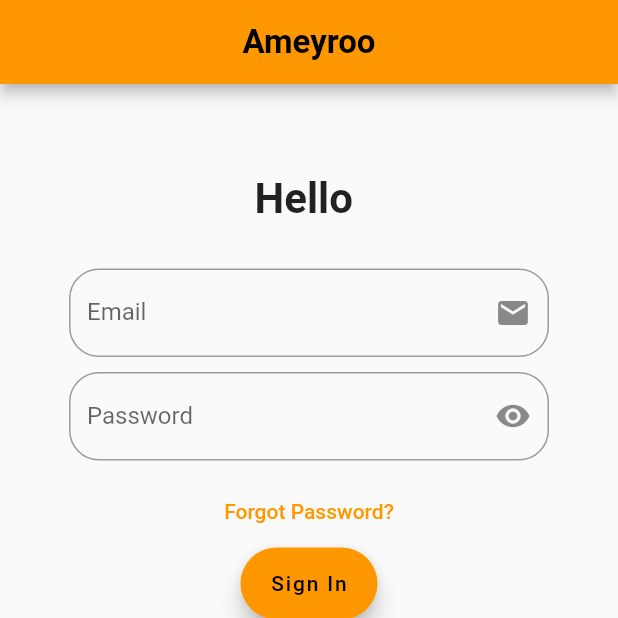
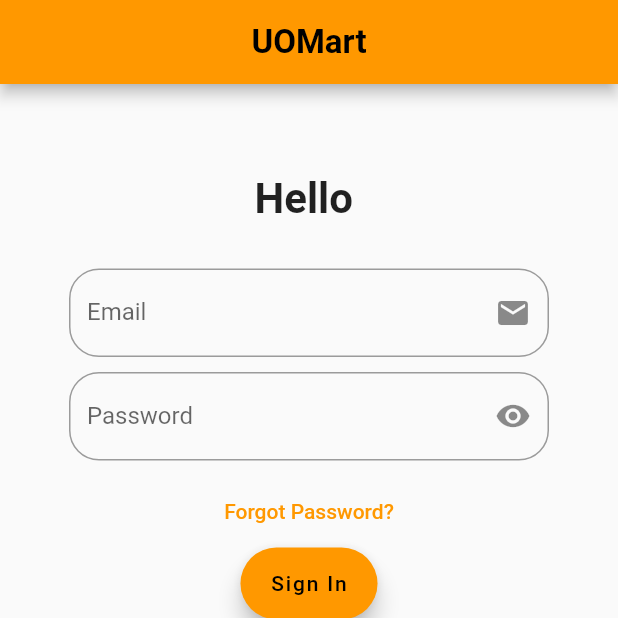
Before and after one commit to ranjan98/CSI5112ProjectG12, a Flutter app: the screen it shows after launch, on a phone screen of 412 x 824 dp, the top half of it. Run offline on Flutter 3.47's test engine with Material 2 defaults, Android fonts, the phone set to English and light mode, and no system bars; our stand-ins replace carousel_slider; key blocks and very long unbroken strings in the code were emptied for the run.

Commit message:
Changed Title

```diff
--- a/frontend/lib/screens/authentication/signin/signin.dart
+++ b/frontend/lib/screens/authentication/signin/signin.dart
@@ -17,7 +17,7 @@ class _SignInState extends State<SignIn> {
   Widget build(BuildContext context) {
     return Scaffold(
       appBar: AppBar(
-        title: const Text('Ameyroo',
+        title: const Text('UOMart',
             style: TextStyle(
               fontSize: 22,
               fontWeight: FontWeight.bold,
```
